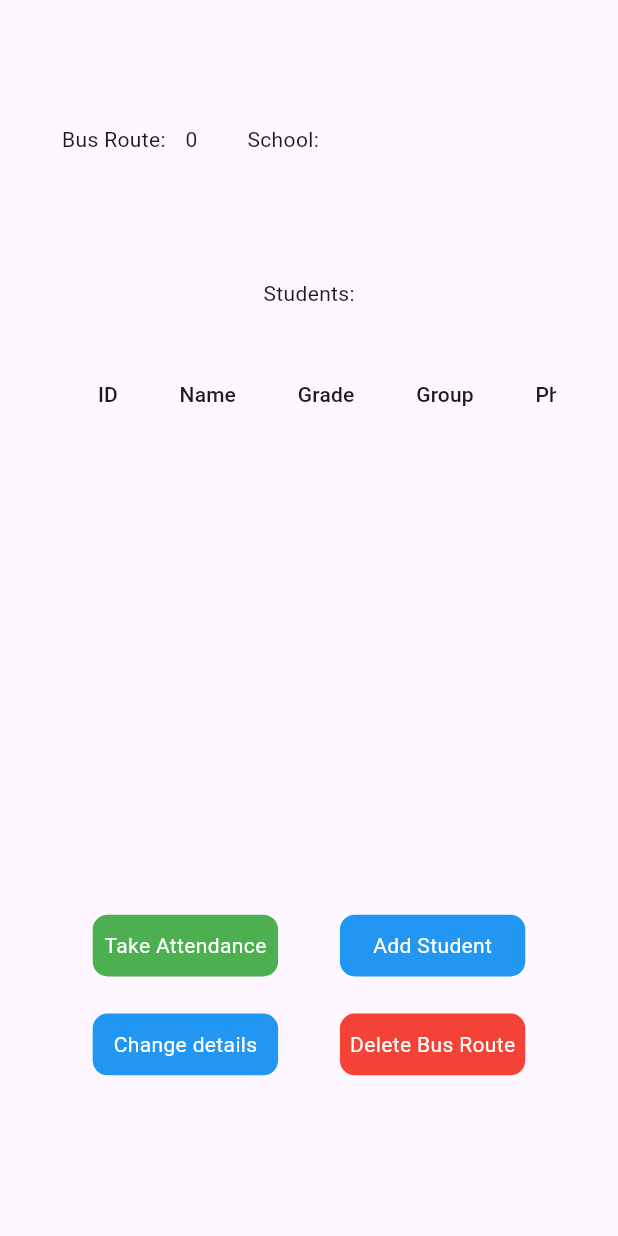
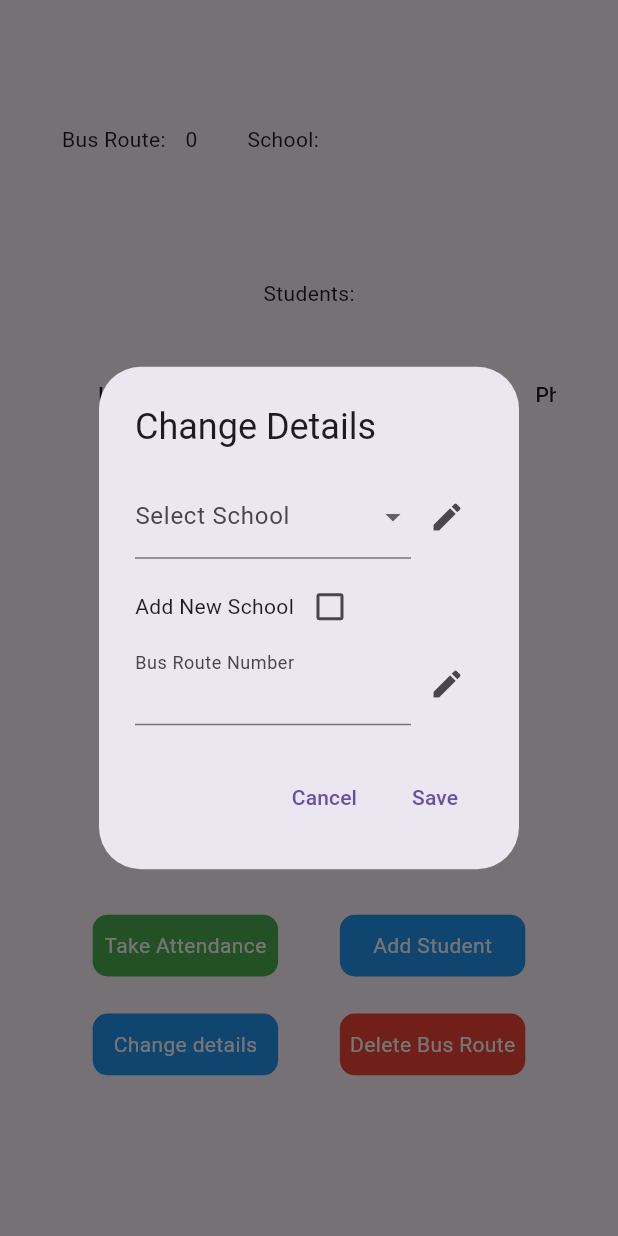
Before and after one commit to ahmedelsherif-osama/attendance_app, a Flutter app: the BusRouteScreen screen opened by its route, after a tap on "Change details", on a phone screen of 412 x 824 dp. Run offline on Flutter 3.47's test engine with Material 3 defaults, Android fonts, the phone set to English and light mode, and no system bars; our stand-ins replace cloud_firestore, equatable, firebase_core, flutter_bloc, go_router; accounts and stored records are empty; generated files the repository leaves out were written again.

Commit message:
Added change_details_popup widget to handle changing busroutenumber or schoolname
Added change_details_popup widget to handle changing busroutenumber or schoolname

```diff
--- a/lib/presentation/screens_widgets/3_bus_route_screen.dart
+++ b/lib/presentation/screens_widgets/3_bus_route_screen.dart
@@ -7,6 +7,7 @@ import 'package:final_rta_attendance/presentation/screens_widgets/1_school_list.
 import 'package:final_rta_attendance/presentation/screens_widgets/4_attendance_record_screen.dart';
 import 'package:final_rta_attendance/presentation/screens_widgets/5_student_details_screen.dart';
 import 'package:final_rta_attendance/presentation/screens_widgets/8_add_student_screen.dart';
+import 'package:final_rta_attendance/presentation/widgets/change_details_popup.dart';
 import 'package:final_rta_attendance/presentation/widgets/custom_button.dart';
 
 import 'package:flutter/material.dart';
@@ -214,12 +215,18 @@ class BusRouteScreen extends StatelessWidget {
                           mainAxisAlignment: MainAxisAlignment.spaceAround,
                           children: [
                             CustomButton(
-                              height: height,
-                              width: width,
-                              color: Colors.blue,
-                              text: "Change details",
-                              onTap: () {},
-                            ),
+                                height: height,
+                                width: width,
+                                color: Colors.blue,
+                                text: "Change details",
+                                onTap: () {
+                                  showDialog(
+                                    context: context,
+                                    builder: (BuildContext context) {
+                                      return ChangeDetailsPopup();
+                                    },
+                                  );
+                                }),
                             CustomButton(
                               height: height,
                               width: width,
--- /dev/null
+++ b/lib/presentation/widgets/change_details_popup.dart
@@ -0,0 +1,164 @@
+import 'package:flutter/material.dart';
+
+class ChangeDetailsPopup extends StatefulWidget {
+  @override
+  _ChangeDetailsPopupState createState() => _ChangeDetailsPopupState();
+}
+
+class _ChangeDetailsPopupState extends State<ChangeDetailsPopup> {
+  TextEditingController _schoolNameController = TextEditingController();
+  TextEditingController _busRouteNumberController = TextEditingController();
+
+  bool _isEditingSchool = false;
+  bool _isEditingBusRouteNumber = false;
+  bool _isAddingNewSchool = false;
+
+  @override
+  Widget build(BuildContext context) {
+    return AlertDialog(
+      title: Text('Change Details'),
+      content: Column(
+        mainAxisSize: MainAxisSize.min,
+        children: [
+          if (!_isEditingBusRouteNumber) _buildSchoolNameSection(),
+          if (!_isEditingSchool)
+            _buildTextField(
+              label: 'Bus Route Number',
+              controller: _busRouteNumberController,
+              isEditing: _isEditingBusRouteNumber,
+              onPressed: () {
+                setState(() {
+                  _isEditingBusRouteNumber = !_isEditingBusRouteNumber;
+                  _isEditingSchool = false;
+                  _isAddingNewSchool = false;
+                });
+              },
+            ),
+        ],
+      ),
+      actions: [
+        TextButton(
+          onPressed: () {
+            Navigator.of(context).pop(); // Close the dialog
+          },
+          child: Text('Cancel'),
+        ),
+        TextButton(
+          onPressed: () {
+            if (_isEditingSchool) {
+              if (_isAddingNewSchool) {
+                // Your function for adding a new school
+                // YourFunctionForNewSchool(_schoolNameController.text);
+              } else {
+                // Your function for selecting from the dropdown
+                // YourFunctionForSelectedSchool(_schoolNameController.text);
+              }
+            } else if (_isEditingBusRouteNumber) {
+              // Your function for bus route number
+              // YourFunctionForBusRouteNumber(_busRouteNumberController.text);
+            }
+
+            // Close the dialog
+            Navigator.of(context).pop();
+          },
+          child: Text('Save'),
+        ),
+      ],
+    );
+  }
+
+  Widget _buildSchoolNameSection() {
+    return Column(
+      children: [
+        Row(
+          children: [
+            Expanded(
+              child: _isAddingNewSchool
+                  ? _buildTextField(
+                      label: 'New School Name',
+                      controller: _schoolNameController,
+                      isEditing: _isEditingSchool,
+                      onPressed: () {},
+                    )
+                  : _buildDropdownMenu(),
+            ),
+            IconButton(
+              icon: Icon(_isEditingSchool ? Icons.save : Icons.edit),
+              onPressed: () {
+                setState(() {
+                  _isEditingSchool = !_isEditingSchool;
+                  _isAddingNewSchool = false;
+                });
+              },
+            ),
+          ],
+        ),
+        SizedBox(height: 8.0),
+        Row(
+          children: [
+            Text('Add New School'),
+            Checkbox(
+              value: _isAddingNewSchool,
+              onChanged: (value) {
+                setState(() {
+                  _isAddingNewSchool = value ?? false;
+                  _isEditingSchool = _isAddingNewSchool;
+                });
+              },
+            ),
+          ],
+        ),
+      ],
+    );
+  }
+
+  Widget _buildDropdownMenu() {
+    // Replace this with the actual list of schools from your data source
+    List<String> schoolNames = ['School A', 'School B', 'School C'];
+
+    return DropdownButtonFormField<String>(
+      items: schoolNames.map((String school) {
+        return DropdownMenuItem<String>(
+          value: school,
+          child: Text(school),
+        );
+      }).toList(),
+      onChanged: (value) {
+        setState(() {
+          _schoolNameController.text = value ?? '';
+        });
+      },
+      decoration: InputDecoration(labelText: 'Select School'),
+    );
+  }
+
+  Widget _buildTextField({
+    required String label,
+    required TextEditingController controller,
+    required bool isEditing,
+    required VoidCallback onPressed,
+  }) {
+    return Row(
+      children: [
+        Expanded(
+          child: isEditing
+              ? TextFormField(
+                  controller: controller,
+                  decoration: InputDecoration(labelText: label),
+                )
+              : InputDecorator(
+                  decoration: InputDecoration(labelText: label),
+                  child: Text(
+                    controller.text,
+                    style: TextStyle(fontSize: 16.0),
+                  ),
+                ),
+        ),
+        IconButton(
+          icon: Icon(isEditing ? Icons.save : Icons.edit),
+          onPressed: onPressed,
+        ),
+      ],
+    );
+  }
+}
```
